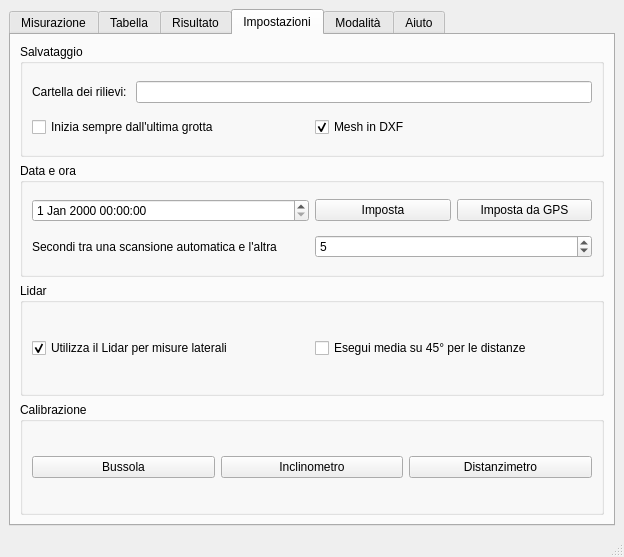
First picture: the form in charlotte/charlotte.ui, repository zorbaproject/Meatloaf, before the edit.
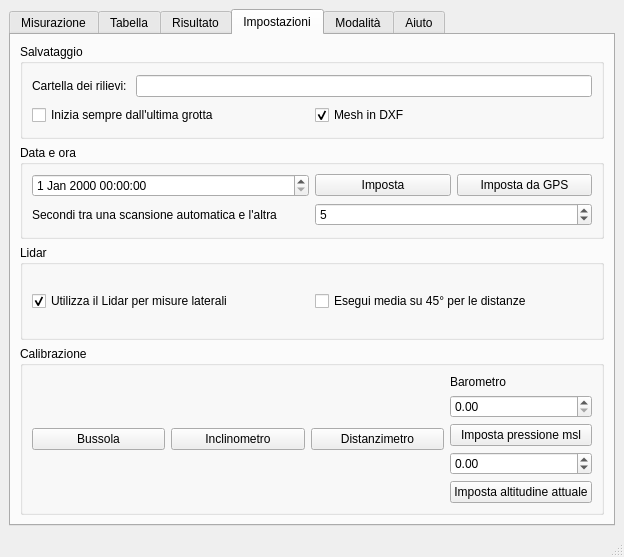
Second picture: the form after the edit. The open tabs and pages were chosen to show the change.

Commit message: Bozza algoritmo taratura barometro

```diff
--- a/charlotte/charlotte.ui
+++ b/charlotte/charlotte.ui
@@ -606,12 +606,18 @@
           </property>
           <layout class="QHBoxLayout" name="horizontalLayout_11">
            <item>
+            <layout class="QVBoxLayout" name="verticalLayout_9">
+             <item>
             <widget class="QPushButton" name="calibraBussola">
              <property name="text">
               <string>Bussola</string>
              </property>
             </widget>
            </item>
+            </layout>
+           </item>
+           <item>
+            <layout class="QVBoxLayout" name="verticalLayout_10">
            <item>
             <widget class="QPushButton" name="calibraTilt">
              <property name="text">
@@ -619,12 +625,60 @@
              </property>
             </widget>
            </item>
+            </layout>
+           </item>
+           <item>
+            <layout class="QVBoxLayout" name="verticalLayout_11">
            <item>
             <widget class="QPushButton" name="calibraLaser">
              <property name="text">
               <string>Distanzimetro</string>
              </property>
             </widget>
+             </item>
+            </layout>
+           </item>
+           <item>
+            <layout class="QVBoxLayout" name="verticalLayout_12">
+             <item>
+              <widget class="QLabel" name="label_22">
+               <property name="text">
+                <string>Barometro</string>
+               </property>
+              </widget>
+             </item>
+             <item>
+              <widget class="QDoubleSpinBox" name="doubleSpinBox">
+               <property name="maximum">
+                <double>4000.000000000000000</double>
+               </property>
+              </widget>
+             </item>
+             <item>
+              <widget class="QPushButton" name="pushButton">
+               <property name="text">
+                <string>Imposta pressione msl</string>
+               </property>
+              </widget>
+             </item>
+             <item>
+              <widget class="QDoubleSpinBox" name="doubleSpinBox_2">
+               <property name="minimum">
+                <double>-4000.000000000000000</double>
+               </property>
+               <property name="maximum">
+                <double>8000.000000000000000</double>
+               </property>
+              </widget>
+             </item>
+             <item>
+              <widget class="QPushButton" name="pushButton_2">
+               <property name="text">
+                <string>Imposta altitudine attuale</string>
+               </property>
+              </widget>
+             </item>
+            </layout>
            </item>
           </layout>
          </widget>
```
Left out of the diff: 2 changed lines with no effect on the pictures. Lines whose indentation alone changed are shown as unchanged. The commit also changes 1 other file.
